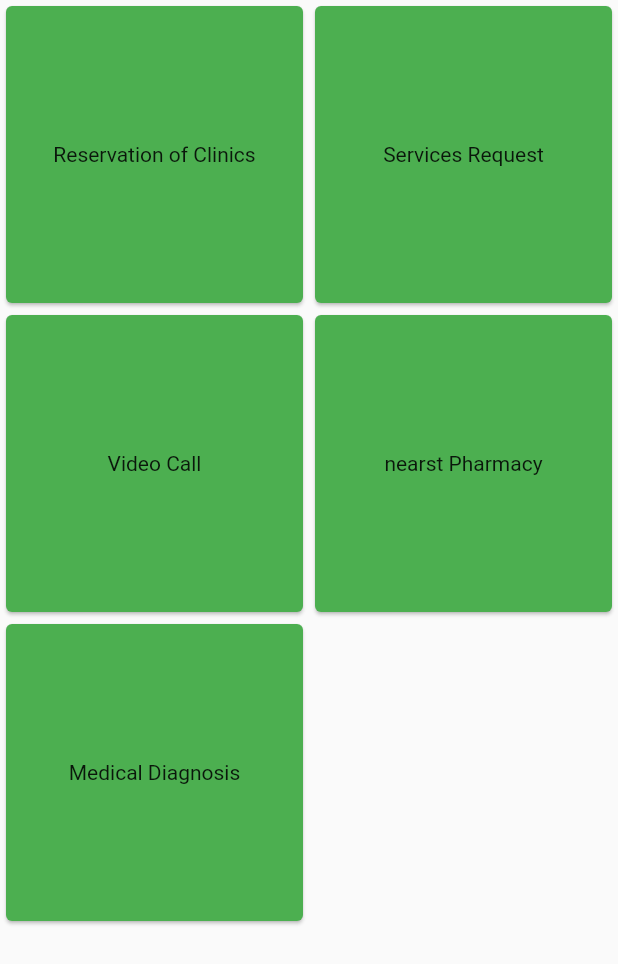
After one commit to wshehab99/dawiny, a Flutter app: the GridPage screen opened directly, on a phone screen of 412 x 824 dp. The commit adds this screen. Shown: the top 964 px of the screen. Run offline on Flutter 3.47's test engine with Material 2 defaults, Android fonts, the phone set to English and light mode, and no system bars; our stand-ins replace flutter_screenutil, smooth_page_indicator; missing offline and left inert: dart:ffi.

Commit message:
Grid Screen

```diff
--- a/lib/model/user.dart
+++ b/lib/model/user.dart
@@ -22,7 +22,8 @@ class User {
     User(
         email: 'waleed@gmail.com',
         password: 'password123',
-        fullName: "fullName")
+        fullName: "fullName"),
+    User(email: "Morsy@gmail.com", password: "123456789")
   ];
   static User? currentUser;
 }
--- /dev/null
+++ b/lib/screens/gridpage/gridpage.dart
@@ -0,0 +1,30 @@
+import 'package:flutter/material.dart';
+
+class GridPage extends StatelessWidget {
+  GridPage({Key? key}) : super(key: key);
+
+  List<String> Names = [
+    'Reservation of Clinics',
+    'Services Request',
+    'Video Call',
+    'nearst Pharmacy',
+    'Medical Diagnosis',
+  ];
+
+  @override
+  Widget build(BuildContext context) {
+    return Scaffold(
+      body: GridView.count(
+        crossAxisCount: 2,
+        children: List.generate(5, (index) {
+          return GridTile(
+            child: Card(
+              color: Colors.green,
+              child: Center(child: Text(Names[index])),
+            ),
+          );
+        }),
+      ),
+    );
+  }
+}
--- a/lib/screens/profile_data.dart
+++ b/lib/screens/profile_data.dart
@@ -1,3 +1,4 @@
+import 'package:find_doctor/screens/congrats_screen/congratesScreen.dart';
 import 'package:find_doctor/screens/profile_photo_card.dart';
 import 'package:find_doctor/screens/teriaq_drop_down_menu.dart';
 import 'package:find_doctor/shared/app_button.dart';
@@ -101,7 +102,10 @@ class _UserProfileState extends State<UserProfile> {
             borderradius: BorderRadius.circular(60),
             textColor: Colors.white,
             bottenColor: Colors.blue,
-            onPressed: () {},
+            onPressed: () {
+              Navigator.push(context,
+                  MaterialPageRoute(builder: (context) => CongratsScreen()));
+            },
           ))
         ]),
       ),
--- a/lib/screens/splash/splash_screen.dart
+++ b/lib/screens/splash/splash_screen.dart
@@ -1,5 +1,6 @@
 import 'dart:async';
 
+import 'package:find_doctor/screens/congrats_screen/congratesScreen.dart';
 import 'package:flutter_screenutil/flutter_screenutil.dart';
 import 'package:find_doctor/screens/welcome/welcomescreen.dart';
 import 'package:flutter/material.dart';
@@ -37,8 +38,8 @@ class _SplashScreenState extends State<SplashScreen> {
       body: Container(
         alignment: Alignment.center,
         child: Image.asset(
-          'assets/images/heartbeat.gif',
-          height: 150.h,
+          'assets/images/Teriaqq.png',
+          height: 300.h,
         ),
       ),
     );
```
Also changed, not shown: lib/screens/congrats_screen/congratesScreen.dart (+22 -9 lines), lib/screens/homepagescreen/HomePageScreen.dart (+69 -29 lines), lib/screens/signin/signin.dart (+5 -5 lines), assets/images/Teriaqq.png (added), assets/images/teriaq.jpg (added).
